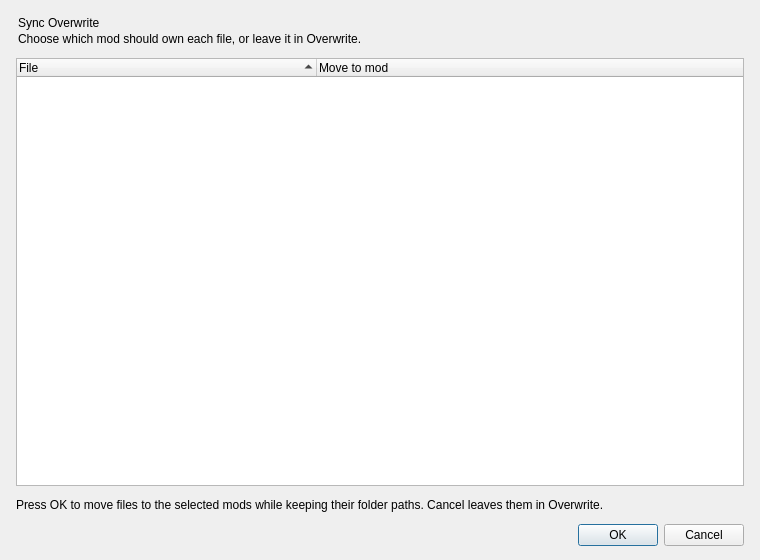
Qt form source/modorganizer/src/syncoverwritedialog.ui (ArialSenki/MO2-Revamped) before a commit.
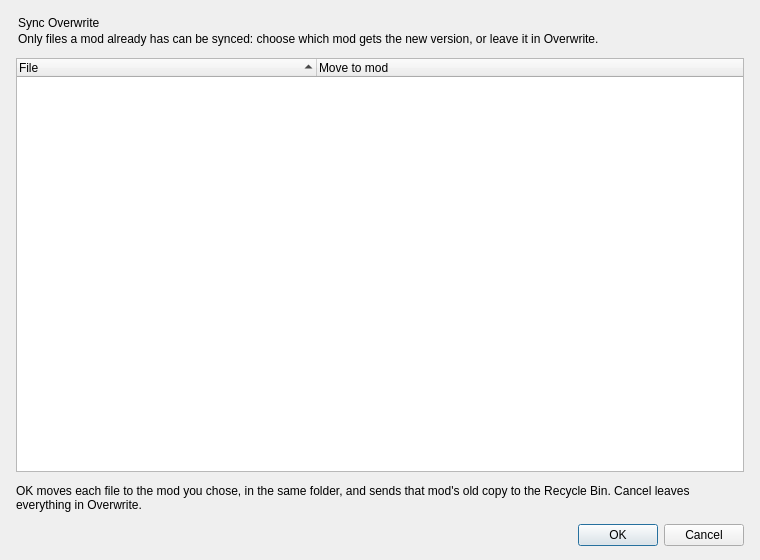
The same form after that commit.

Commit message: Mod information and Overwrite: edits survive, deletes can be undone

```diff
--- a/source/modorganizer/src/syncoverwritedialog.ui
+++ b/source/modorganizer/src/syncoverwritedialog.ui
@@ -57,7 +57,7 @@
       <item>
        <widget class="QLabel" name="syncPageSubtitle">
         <property name="text">
-         <string>Choose which mod should own each file, or leave it in Overwrite.</string>
+         <string>Only files a mod already has can be synced: choose which mod gets the new version, or leave it in Overwrite.</string>
         </property>
         <property name="wordWrap">
          <bool>true</bool>
@@ -90,7 +90,7 @@
    <item>
     <widget class="QLabel" name="syncFooterNote">
      <property name="text">
-      <string>Press OK to move files to the selected mods while keeping their folder paths. Cancel leaves them in Overwrite.</string>
+      <string>OK moves each file to the mod you chose, in the same folder, and sends that mod's old copy to the Recycle Bin. Cancel leaves everything in Overwrite.</string>
      </property>
      <property name="wordWrap">
       <bool>true</bool>
```
The commit also changes 27 other files.
